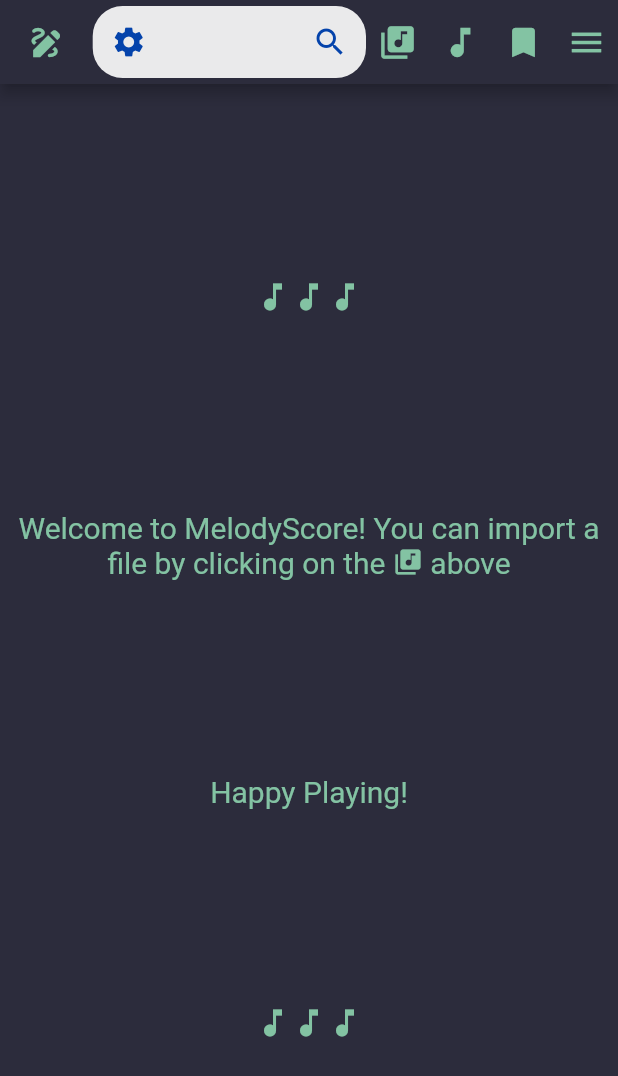
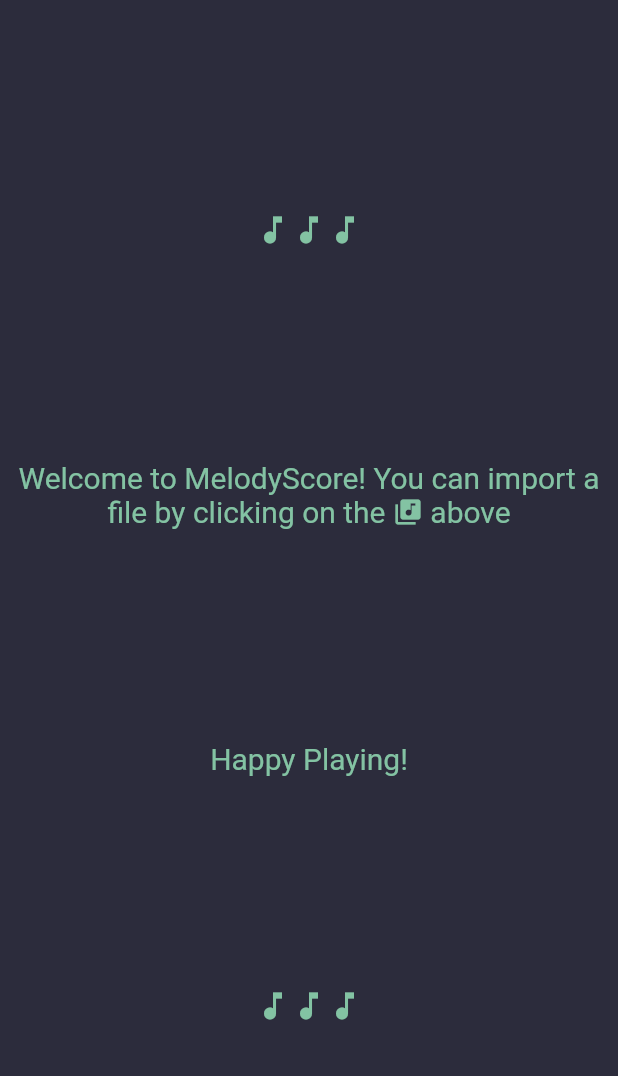
Before and after one commit to cat-matta/MelodyNotes, a Flutter app: the screen it shows after launch, after a tap on the "settings" icon, on a phone screen of 412 x 824 dp. Shown: the top 1076 px of the screen. Run offline on Flutter 3.47's test engine with Material 2 defaults, Android fonts, the light colour scheme and no system bars; our stand-ins replace camera, drift, file_picker, flutter_rating_bar, flutter_riverpod, get_it and 1 more; missing offline and left inert: modal_side_sheet, syncfusion_flutter_pdfviewer, tabbed_view; accounts and stored records are empty; generated files the repository leaves out were written again.

Commit message:
AppBar disappears on double click or button press

```diff
--- a/lib/main.dart
+++ b/lib/main.dart
@@ -27,6 +27,7 @@
 late List<CameraDescription> cameras;
 late List<Score> _currentScores;
 bool tabsToggle = false;
+bool showAppBar = true;
 
 Future<void> main() async {
   WidgetsFlutterBinding.ensureInitialized();
@@ -57,7 +58,6 @@
 }
 
 class _TopBarState extends ConsumerState<TopBar> {
-  // late
   @override
   void initState() {
     super.initState();
@@ -88,7 +88,12 @@
   @override
   Widget build(BuildContext context) {
     final mediaQuerry = MediaQuery.of(context);
+
+    var currentFile = ref.watch(pdfFileProvider);
+    _currentScores = ref.watch(currentScoresListProvider);
+    int numTabs = _currentScores.length;
     List<VoidCallback> menuFunctions = [];
+
     bool isDesktop(BuildContext context) {
       return mediaQuerry.size.width >= 700;
     }
@@ -146,11 +151,53 @@
     }
 
     return Scaffold(
-        appBar: AppBar(
+        appBar: showAppBar
+            ? AppBar(
                 centerTitle: true,
                 titleSpacing: 0.0,
-            title: ScoreTitle(),
-            leadingWidth: mediaQuerry.orientation == Orientation.landscape ||
+                title: Container(
+                    // alignment: Alignment.center,
+                    width: mediaQuerry.size.width * 0.5,
+                    decoration: BoxDecoration(
+                        color: AppTheme.lightBackground,
+                        borderRadius: BorderRadius.circular(20)),
+                    child: Row(
+                      mainAxisAlignment: MainAxisAlignment.spaceBetween,
+                      children: [
+                        IconButton(
+                          onPressed: () =>
+                              {showAppBar = !showAppBar, setState(() {})},
+                          icon: Icon(Icons.settings),
+                          color: AppTheme.accentSecondary,
+                        ),
+                        Flexible(
+                          child: currentFile.when(
+                            data: (data) => Text(
+                              data.name,
+                              style: TextStyle(color: Colors.black),
+                              overflow: TextOverflow.ellipsis,
+                            ),
+                            error: ((error, stackTrace) => Text(
+                                  "Error picking file",
+                                  style: TextStyle(color: Colors.black),
+                                  overflow: TextOverflow.ellipsis,
+                                )),
+                            loading: () => Text(
+                              "",
+                              style: TextStyle(color: Colors.black),
+                              overflow: TextOverflow.ellipsis,
+                            ),
+                          ),
+                        ),
+                        IconButton(
+                          onPressed: () => {},
+                          icon: Icon(Icons.search),
+                          color: AppTheme.accentSecondary,
+                        ),
+                      ],
+                    )),
+                leadingWidth:
+                    mediaQuerry.orientation == Orientation.landscape ||
                             isDesktop(context)
                         ? mediaQuerry.size.width * 0.25
                         : mediaQuerry.size.width * 0.15,
@@ -194,144 +241,29 @@
                     buildAppBarIcons(Icons.menu, () {
                       showMainDrawer(context, MainDrawer(), 0.7);
                     }),
-            ]),
-        body: AppBody());
+                  ])
+            : null,
+        body: currentFile.when(
+            data: (currentFile) {
+              // print("Currently on: $currentFile");
+
+              return GestureDetector(
+                  onDoubleTap: () => setState(() => showAppBar = !showAppBar),
+                  child: PDFPage(score: currentFile));
+            },
+            error: ((error, stackTrace) => Text("Err: $error")),
+            loading: () => LandingPage()));
   }
 }
 
-class ScoreTitle extends ConsumerStatefulWidget {
-  @override
-  ConsumerState<ConsumerStatefulWidget> createState() => _ScoreTitleState();
-}
-
-class _ScoreTitleState extends ConsumerState<ScoreTitle> {
-  @override
-  void initState() {
-    super.initState();
-    setup();
-  }
-
-  void setup() async {
-    super.initState();
-    final prefs = await SharedPreferences.getInstance();
-    final int? fileId = prefs.getInt('file_id');
-    final List<String>? items = prefs.getStringList('saved_scores');
-    if (fileId == null || items == null)
-      return;
-    else {
-      ScoreService servObj = ScoreService();
-      List<Score> listsOfScores = await servObj.getAllScores();
-
-      Score cachedScore = ref
-          .read(scoresListProvider.notifier)
-          .getScorefromID(listsOfScores, fileId);
-      print("cached score id: $fileId");
-      ref.read(pdfFileProvider.notifier).giveFile(cachedScore);
-      ref.read(currentScoresListProvider.notifier).getCache(items);
-      print("Cached items: ${items}");
-    }
-  }
-
-  @override
-  Widget build(
-    BuildContext context,
-  ) {
-    final MediaQueryData mediaQuerry = MediaQuery.of(context);
-    var currentFile = ref.watch(pdfFileProvider);
-
-    return Container(
-        // alignment: Alignment.center,
-        width: mediaQuerry.size.width * 0.5,
-        decoration: BoxDecoration(
-            color: AppTheme.lightBackground,
-            borderRadius: BorderRadius.circular(20)),
-        child: Row(
-          mainAxisAlignment: MainAxisAlignment.spaceBetween,
-          children: [
-            IconButton(
-              onPressed: () => {},
-              icon: Icon(Icons.settings),
-              color: AppTheme.accentSecondary,
-            ),
-            Flexible(
-              child: currentFile.when(
-                data: (data) => Text(
-                  data.name,
-                  style: TextStyle(color: Colors.black),
-                  overflow: TextOverflow.ellipsis,
-                ),
-                error: ((error, stackTrace) => Text(
-                      "Error picking file",
-                      style: TextStyle(color: Colors.black),
-                      overflow: TextOverflow.ellipsis,
-                    )),
-                loading: () => Text(
-                  "",
-                  style: TextStyle(color: Colors.black),
-                  overflow: TextOverflow.ellipsis,
-                ),
-              ),
-            ),
-            IconButton(
-              onPressed: () => {},
-              icon: Icon(Icons.search),
-              color: AppTheme.accentSecondary,
-            ),
-          ],
-        ));
-  }
-}
-
-class AppBody extends ConsumerStatefulWidget {
-  // const AppBody({super.key});
-
-  @override
-  ConsumerState<ConsumerStatefulWidget> createState() => _AppBodyState();
-}
-
-class _AppBodyState extends ConsumerState<AppBody> {
-  @override
-  void initState() {
-    super.initState();
-    setup();
-  }
-
-  void setup() async {
-    super.initState();
-    final prefs = await SharedPreferences.getInstance();
-    final int? fileId = prefs.getInt('file_id');
-    final List<String>? items = prefs.getStringList('saved_scores');
-    if (fileId == null || items == null)
-      return;
-    else {
-      ScoreService servObj = ScoreService();
-      List<Score> listsOfScores = await servObj.getAllScores();
-
-      Score cachedScore = ref
-          .read(scoresListProvider.notifier)
-          .getScorefromID(listsOfScores, fileId);
-      print("cached score id: $fileId");
-      ref.read(pdfFileProvider.notifier).giveFile(cachedScore);
-      ref.read(currentScoresListProvider.notifier).getCache(items);
-      print("Cached items: ${items}");
-    }
-  }
+class LandingPage extends StatelessWidget {
+  const LandingPage({
+    Key? key,
+  }) : super(key: key);
 
   @override
   Widget build(BuildContext context) {
-    final MediaQueryData mediaQuerry = MediaQuery.of(context);
-
-    var currentFile = ref.watch(pdfFileProvider);
-    _currentScores = ref.watch(currentScoresListProvider);
-    int numTabs = _currentScores.length;
-    return currentFile.when(
-        data: (currentFile) {
-          // print("Currently on: $currentFile");
-
-          return PDFPage(score: currentFile);
-        },
-        error: ((error, stackTrace) => Text("Err: $error")),
-        loading: () => Center(
+    return Center(
       child: Container(
           height: MediaQuery.of(context).size.height,
           decoration: BoxDecoration(color: AppTheme.darkBackground),
@@ -378,8 +310,7 @@
               Spacer(),
               Text(
                 "Happy Playing!",
-                        style:
-                            TextStyle(color: AppTheme.accentMain, fontSize: 20),
+                style: TextStyle(color: AppTheme.accentMain, fontSize: 20),
               ),
               Spacer(),
               Row(
@@ -394,6 +325,6 @@
               Spacer(),
             ],
           )),
-            ));
+    );
   }
 }
--- a/lib/widgets/PDFPage.dart
+++ b/lib/widgets/PDFPage.dart
@@ -33,7 +33,7 @@
       if (orientation == Orientation.landscape)
         return KeyboardListener(
           child: SfPdfViewer.file(File(widget.score.file),
-              controller: _pdfViewerController),
+              enableDoubleTapZooming: false, controller: _pdfViewerController),
           focusNode: FocusNode(),
           onKeyEvent: (value) {
             if (value.logicalKey == LogicalKeyboardKey.arrowRight) {
@@ -48,6 +48,7 @@
         return KeyboardListener(
           child: SfPdfViewer.file(File(widget.score.file),
               pageLayoutMode: PdfPageLayoutMode.single,
+              enableDoubleTapZooming: false,
               controller: _pdfViewerController),
           focusNode: FocusNode(),
           onKeyEvent: (value) {
```
Lines whose indentation alone changed are shown as unchanged.
